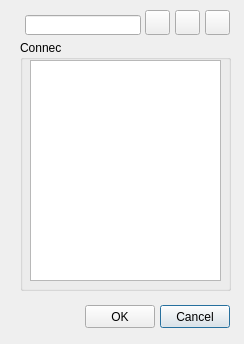
The window that ui/mincut_add_connec.ui (Giswater/giswater_qgis_plugin) describes before a commit, drawn with Qt 5.
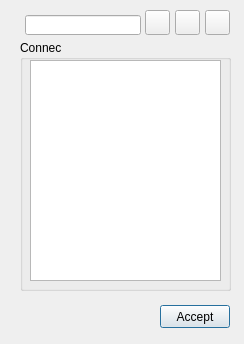
The same window after the commit. Icons and pictures are not drawn.

Commit message: cancel button removed

```diff
--- a/ui/mincut_add_connec.ui
+++ b/ui/mincut_add_connec.ui
@@ -39,30 +39,17 @@
     </property>
    </widget>
   </widget>
-  <widget class="QPushButton" name="btn_cancel">
-   <property name="geometry">
-    <rect>
-     <x>160</x>
-     <y>305</y>
-     <width>70</width>
-     <height>23</height>
-    </rect>
-   </property>
-   <property name="text">
-    <string>Cancel</string>
-   </property>
-  </widget>
   <widget class="QPushButton" name="btn_accept">
    <property name="geometry">
     <rect>
-     <x>85</x>
+     <x>160</x>
      <y>305</y>
      <width>70</width>
      <height>23</height>
     </rect>
    </property>
    <property name="text">
-    <string>OK</string>
+    <string>Accept</string>
    </property>
   </widget>
   <widget class="QLineEdit" name="connec_id">
```
The commit also changes 1 other file.
